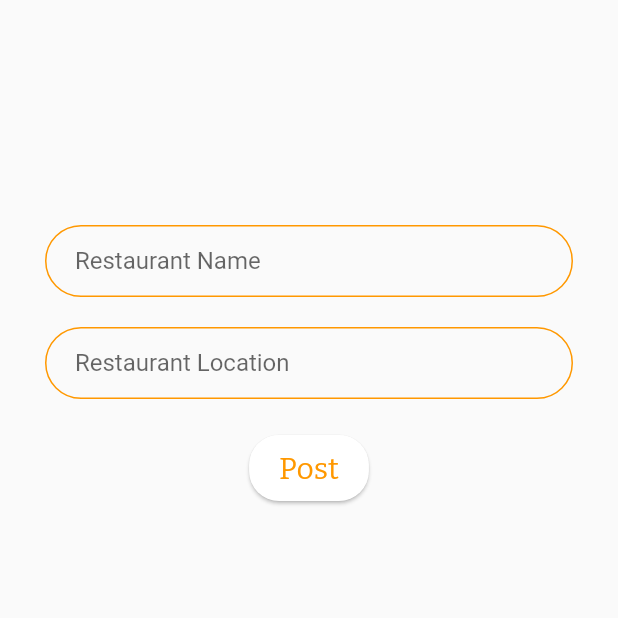
After one commit to Pratiksha2908/FoodRun, a Flutter app: the Home screen opened directly, after a tap on the "add" icon, on a phone screen of 412 x 824 dp, the top half of it. The commit adds this screen. Run offline on Flutter 3.47's test engine with Material 2 defaults, Android fonts, the phone set to English and light mode, and no system bars; our stand-ins replace auth_buttons, auto_size_text, cloud_firestore, firebase_auth, firebase_core, flutter_spinkit and 3 more; missing offline and left inert: apple_sign_in, international_phone_input; accounts and stored records are empty.

Commit message:
Profile done

```diff
--- a/lib/main.dart
+++ b/lib/main.dart
@@ -49,10 +49,10 @@ class _MyAppState extends State<MyApp> with WidgetsBindingObserver {
       db: FirebaseFirestore.instance,
       colors: colors,
       child: MaterialApp(
-        title: "Travel Budget App",
+        title: "FoodRun",
         theme: ThemeData(
             brightness: Brightness.light,
-            primarySwatch: Colors.blue,
+            primarySwatch: Colors.orange,
 
             textTheme: TextTheme(
                 bodyText2: GoogleFonts.bitter(fontSize: 14.0)
@@ -60,7 +60,7 @@ class _MyAppState extends State<MyApp> with WidgetsBindingObserver {
         ),
         darkTheme: ThemeData(
             brightness: Brightness.dark,
-            primarySwatch: Colors.blue,
+            primarySwatch: Colors.deepOrange,
 
             textTheme: TextTheme(
                 bodyText2: GoogleFonts.bitter(fontSize: 14.0)
--- a/lib/services/custom_colors.dart
+++ b/lib/services/custom_colors.dart
@@ -9,11 +9,11 @@ class CustomColors {
 
     if(brightness == Brightness.dark) {
       this.text1 = Color(0xff252223);
-      this.primary = Color(0xff3c7778);
+      this.primary = Colors.deepOrange;
 
     } else {
       this.text1 = Colors.white;
-      this.primary = Color(0xff57AEAF);
+      this.primary = Color(0xFFffa726);
     }
   }
 
--- a/lib/views/first_view.dart
+++ b/lib/views/first_view.dart
@@ -3,7 +3,7 @@ import 'package:auto_size_text/auto_size_text.dart';
 import 'package:food_run/widgets/custom_dialog.dart';
 
 class FirstView extends StatelessWidget {
-  final primaryColor = const Color(0xFF75A2EA);
+  final primaryColor = const Color(0xFFffa726);
 
   @override
   Widget build(BuildContext context) {
@@ -27,7 +27,7 @@ class FirstView extends StatelessWidget {
                 ),
                 SizedBox(height: _height * 0.10),
                 AutoSizeText(
-                  "Let’s start planning your next trip",
+                  "Let’s start...",
                   maxLines: 2,
                   textAlign: TextAlign.center,
                   style: TextStyle(
--- a/lib/views/navigation_view.dart
+++ b/lib/views/navigation_view.dart
@@ -1,5 +1,8 @@
 import 'package:flutter/material.dart';
+import 'visited_restaurant.dart';
+import 'activity_view.dart';
 import 'profile_view.dart';
+import 'package:food_run/widgets/provider_widget.dart';
 
 class Home extends StatefulWidget {
   @override
@@ -11,33 +14,51 @@ class Home extends StatefulWidget {
 class _HomeState extends State<Home> {
   int _currentIndex = 0;
   final List<Widget> _children = [
-    // HomeView(),
-    // PastTripsView(),
     ProfileView(),
+    ActivityView(),
   ];
 
   @override
   Widget build(BuildContext context) {
     return Scaffold(
       appBar: AppBar(
-        title: Center(child: Text("Food Run", style: TextStyle(color: Colors.black, fontWeight: FontWeight.bold),)),
+        actions: [
+          IconButton(onPressed: () {try {Provider.of(context).auth.signOut();} catch (e) {print(e);}},
+              alignment: Alignment.centerRight,
+              icon: Icon(Icons.exit_to_app, color: Color(0xFFffa726),)),
+        ],
+        title: Text("FoodRun", style: TextStyle(color: Color(0xFFffa726), fontWeight: FontWeight.bold),),
         backgroundColor: Colors.white,
       ),
+      floatingActionButtonLocation: FloatingActionButtonLocation.centerDocked,
+      floatingActionButton: FloatingActionButton(
+        backgroundColor: Color(0xFFffa726),
+        onPressed: () {
+          Navigator.push(context, MaterialPageRoute(builder: (context){ return VisitedRestaurant();}));
+        },
+        child: Icon(Icons.add, color: Colors.white, size: 40.0,),
+        elevation: 2.0,
+      ),
       body: _children[_currentIndex],
-      bottomNavigationBar: BottomNavigationBar(
+      bottomNavigationBar: BottomAppBar(
+        shape: CircularNotchedRectangle(),
+        notchMargin: 6.0,
+        clipBehavior: Clip.antiAlias,
+        child: BottomNavigationBar(
             onTap: onTabTapped,
             currentIndex: _currentIndex,
             items: [
               BottomNavigationBarItem(
-              icon: new Icon(Icons.account_circle),
+                icon: new Icon(Icons.person),
                 title: new Text("Profile"),
               ),
               BottomNavigationBarItem(
-              icon: new Icon(Icons.history),
-              title: new Text("History"),
+                icon: new Icon(Icons.format_list_bulleted),
+                title: new Text("Activity"),
               ),
             ]
         ),
+      )
     );
   }
 
--- a/lib/views/profile_view.dart
+++ b/lib/views/profile_view.dart
@@ -41,89 +41,80 @@ class _ProfileViewState extends State<ProfileView> {
 
     return Column(
       children: <Widget>[
+        Container(
+          color: Colors.white,
+          child: Row(
+            children: [
               Padding(
                 padding: const EdgeInsets.only(top: 10.0),
-          child: Provider.of(context).auth.getProfileImage(),
-        ),
-        Padding(
-          padding: const EdgeInsets.all(4.0),
                 child: Card(
-            elevation: 10.0,
-            margin: EdgeInsets.symmetric(vertical: 8.0, horizontal: 25.0),
-            child: ListTile(
-              leading: Icon(Icons.person, color: Colors.black,),
-              title: Text(
-                "${authData.displayName ?? 'Anonymous'}",
-                style: TextStyle(fontSize: 20),
+                  margin: EdgeInsets.all(10.0),
+                  child: Center(
+                    child: Icon(
+                        Icons.person,
+                        size: 80.0,
+                        color: Color(0xFFffa726),
                     ),
                   ),
                 ),
               ),
-        Padding(
-          padding: const EdgeInsets.all(4.0),
-          child: Card(
-            elevation: 10.0,
-            margin: EdgeInsets.symmetric(vertical: 8.0, horizontal: 25.0),
-            child: ListTile(
-              leading: Icon(Icons.email, color: Colors.black,),
-              title: Text(
-                "${authData.email ?? 'Anonymous'}",
-                style: TextStyle(fontSize: 20),
+              SizedBox(width: 10.0),
+              Column(
+                crossAxisAlignment: CrossAxisAlignment.start,
+                children: [
+                  Text("${authData.displayName ?? 'Anonymous'}",
+                    style: TextStyle(fontSize: 17, color: Colors.black, fontWeight: FontWeight.bold),
+                  ),
+                  Text("${authData.email ?? 'Anonymous'}",
+                    style: TextStyle(fontSize: 12, color: Colors.grey.shade500, fontWeight: FontWeight.bold),
+                  ),
+                  Text(
+                    "Joined on ${DateFormat('MM/dd/yyyy').format(authData.metadata.creationTime)}",
+                    style: TextStyle(fontSize: 12, color: Colors.grey.shade500, fontWeight: FontWeight.bold),
+                  ),
+                  // FutureBuilder(
+                  //     future: _getProfileData(),
+                  //     builder: (context, snapshot) {
+                  //       if (snapshot.connectionState == ConnectionState.done) {
+                  //         _userCountryController.text = user.homeCountry;
+                  //         _isAdmin = user.admin ?? false;
+                  //       }
+                  //       return Container(
+                  //         child: Column(
+                  //           children: <Widget>[
+                  //             Text("Location : ${_userCountryController.text}",
+                  //               style: TextStyle(fontSize: 12, color: Colors.grey.shade500, fontWeight: FontWeight.bold),
+                  //             ),
+                  //             adminFeature(),
+                  //           ],
+                  //         ),
+                  //       );
+                  //     }
+                  // ),
+                ],
+              ),
+              // SizedBox(width: 5.0,),
+              // Expanded(
+              //   child: FlatButton(
+              //     child: Icon(
+              //       Icons.edit, color: Color(0xFFffa726),
+              //     ),
+              //     onPressed: () {
+              //       _userEditBottomSheet(context);
+              //     },
+              //   ),
+              // )
+            ],
           ),
         ),
+        SizedBox(height: 15.0,),
+        Container(
+          child: Text("Your total rewards : 100 Rupees.",
+            style: TextStyle(fontSize: 15.0, color:
+            Colors.grey.shade700, fontWeight: FontWeight.bold),
           ),
         ),
-        Padding(
-          padding: const EdgeInsets.all(8.0),
-          child: Card(
-            elevation: 10.0,
-            margin: EdgeInsets.symmetric(vertical: 8.0, horizontal: 25.0),
-            child: ListTile(
-              leading: Icon(Icons.date_range, color: Colors.black,),
-              title: Text(
-                "Created on ${DateFormat('MM/dd/yyyy').format(authData.metadata.creationTime)}",
-                style: TextStyle(fontSize: 18),
-              ),
-            ),
-          ),
-        ),
-        FutureBuilder(
-          future: _getProfileData(),
-          builder: (context, snapshot) {
-            if (snapshot.connectionState == ConnectionState.done) {
-              _userCountryController.text = user.homeCountry;
-              _isAdmin = user.admin ?? false;
-            }
-            return Container(
-              child: Column(
-                children: <Widget>[
-                  Padding(
-                    padding: const EdgeInsets.all(8.0),
-                    child: Card(
-                      elevation: 10.0,
-                      margin: EdgeInsets.symmetric(vertical: 8.0, horizontal: 25.0),
-                      child: ListTile(
-                        leading: Icon(Icons.place, color: Colors.black,),
-                        title: Text(
-                          "Country : ${_userCountryController.text}",
-                          style: TextStyle(fontSize: 20),
-                        ),
-                      ),
-                    ),
-                  ),
-                  adminFeature(),
-                ],
-              ),
-            );
-          }
-        ),
         showSignOut(context, authData.isAnonymous),
-        RaisedButton(
-          child: Text("Edit User"),
-          onPressed: () {
-            _userEditBottomSheet(context);
-          },
-        )
       ],
     );
   }
@@ -148,18 +139,21 @@ class _ProfileViewState extends State<ProfileView> {
           Navigator.of(context).pushNamed('/convertUser');
         },
       );
-    } else {
-      return RaisedButton(
-        child: Text("Sign Out"),
-        onPressed: () {
-          try {
-            Provider.of(context).auth.signOut();
-          } catch (e) {
-            print(e);
+    }  else {
+      return SizedBox();
     }
-        },
-      );
-    }
+    // else {
+    //   return RaisedButton(
+    //     child: Text("Sign Out"),
+    //     onPressed: () {
+    //       try {
+    //         Provider.of(context).auth.signOut();
+    //       } catch (e) {
+    //         print(e);
+    //       }
+    //     },
+    //   );
+    // }
   }
 
   Widget adminFeature() {
@@ -186,7 +180,7 @@ class _ProfileViewState extends State<ProfileView> {
                     Spacer(),
                     IconButton(
                       icon: Icon(Icons.cancel),
-                      color: Colors.orange,
+                      color: Colors.orange.shade900,
                       iconSize: 25,
                       onPressed: () {
                         Navigator.of(context).pop();
@@ -202,7 +196,7 @@ class _ProfileViewState extends State<ProfileView> {
                         child: TextField(
                           controller: _userCountryController,
                           decoration: InputDecoration(
-                            helperText: "Home Country",
+                            helperText: "Location",
                           ),
                         ),
                       ),
--- a/lib/views/sign_up_view.dart
+++ b/lib/views/sign_up_view.dart
@@ -8,7 +8,7 @@ import 'package:auth_buttons/auth_buttons.dart';
 import 'package:international_phone_input/international_phone_input.dart';
 
 // TODO move this to tone location
-final primaryColor = const Color(0xFF75A2EA);
+final primaryColor = const Color(0xFFffa726);
 
 enum AuthFormType { signIn, signUp, reset, anonymous, convert, phone }
 
@@ -43,7 +43,7 @@ class _SignUpViewState extends State<SignUpView> {
   _SignUpViewState({this.authFormType});
 
   final formKey = GlobalKey<FormState>();
-  String _email, _password, _name, _warning, _phone;
+  String _email, _password, _name, _warning, _phone, _address;
 
   void switchFormState(String state) {
     formKey.currentState.reset();
@@ -84,7 +84,7 @@ class _SignUpViewState extends State<SignUpView> {
             Navigator.of(context).pushReplacementNamed('/home');
             break;
           case AuthFormType.signUp:
-            await auth.createUserWithEmailAndPassword(_email, _password, _name);
+            await auth.createUserWithEmailAndPassword(_email, _password, _name, _address);
             Navigator.of(context).pushReplacementNamed('/home');
             break;
           case AuthFormType.reset:
@@ -99,7 +99,7 @@ class _SignUpViewState extends State<SignUpView> {
             Navigator.of(context).pushReplacementNamed('/home');
             break;
           case AuthFormType.convert:
-            await auth.convertUserWithEmail(_email, _password, _name);
+            await auth.convertUserWithEmail(_email, _password, _name, _address);
             Navigator.of(context).pop();
             break;
           case AuthFormType.phone:
@@ -258,6 +258,18 @@ class _SignUpViewState extends State<SignUpView> {
       textFields.add(SizedBox(height: 20));
     }
 
+    // if ([AuthFormType.signUp, AuthFormType.convert].contains(authFormType)) {
+    //   textFields.add(
+    //     TextFormField(
+    //       validator: NameValidator.validate,
+    //       style: TextStyle(fontSize: 22.0),
+    //       decoration: buildSignUpInputDecoration("Location (City, State)"),
+    //       onSaved: (value) => _address = value,
+    //     ),
+    //   );
+    //   textFields.add(SizedBox(height: 20));
+    // }
+
     // add email & password
     if ([
       AuthFormType.signUp,
@@ -296,7 +308,7 @@ class _SignUpViewState extends State<SignUpView> {
             decoration: buildSignUpInputDecoration("Enter Phone Number"),
             onPhoneNumberChange: onPhoneNumberChange,
             initialPhoneNumber: _phone,
-            initialSelection: 'US',
+            initialSelection: 'INDIA',
             showCountryCodes: true),
       );
       textFields.add(SizedBox(height: 20));
--- /dev/null
+++ b/lib/views/visited_restaurant.dart
@@ -0,0 +1,66 @@
+import 'package:flutter/material.dart';
+
+const kTextFieldDecoration = InputDecoration(
+  hintText: 'Enter a value',
+  contentPadding: EdgeInsets.symmetric(vertical: 10.0, horizontal: 20.0),
+  border: OutlineInputBorder(
+    borderRadius: BorderRadius.all(Radius.circular(32.0)),
+  ),
+  enabledBorder: OutlineInputBorder(
+    borderSide: BorderSide(color: Colors.orange, width: 1.0),
+    borderRadius: BorderRadius.all(Radius.circular(32.0)),
+  ),
+  focusedBorder: OutlineInputBorder(
+    borderSide: BorderSide(color: Colors.orange, width: 2.0),
+    borderRadius: BorderRadius.all(Radius.circular(32.0)),
+  ),
+);
+
+class VisitedRestaurant extends StatefulWidget {
+  @override
+  _VisitedRestaurantState createState() => _VisitedRestaurantState();
+}
+
+class _VisitedRestaurantState extends State<VisitedRestaurant> {
+  @override
+  Widget build(BuildContext context) {
+    return Scaffold(
+      body: Container(
+        margin: EdgeInsets.symmetric(vertical: 150.0, horizontal: 30.0),
+        child: Column(
+          children: [
+            TextField(
+              decoration: kTextFieldDecoration.copyWith(
+                  hintText: 'Restaurant Name'
+              ),
+            ),
+            SizedBox(height: 20.0,),
+            TextField(
+              decoration: kTextFieldDecoration.copyWith(
+                hintText: 'Restaurant Location'
+              ),
+            ),
+            SizedBox(height: 20.0,),
+            FlatButton(
+              onPressed: null,
+              child: Card(
+                shape: RoundedRectangleBorder(
+                  borderRadius: BorderRadius.circular(20.0),
+                ),
+                child: Padding(
+                  padding: const EdgeInsets.symmetric(vertical: 10.0, horizontal: 20.0),
+                  child: Text('Post',
+                    style: TextStyle(
+                        color: Colors.orange,
+                        fontSize: 20.0,
+                    ),
+                  ),
+                ),
+              ),
+            )
+          ],
+        ),
+      ),
+    );
+  }
+}
--- a/lib/widgets/custom_dialog.dart
+++ b/lib/widgets/custom_dialog.dart
@@ -2,7 +2,7 @@ import 'package:flutter/material.dart';
 import 'package:auto_size_text/auto_size_text.dart';
 
 class CustomDialog extends StatelessWidget {
-  final primaryColor = const Color(0xFF75A2EA);
+  final primaryColor = const Color(0xFFffa726);
   final grayColor = const Color(0xFF939393);
 
   final String title,
--- a/pubspec.yaml
+++ b/pubspec.yaml
@@ -32,7 +32,10 @@ dependencies:
   date_range_picker: ^1.0.6
   auto_size_text: ^2.1.0
   auth_buttons: ^0.0.4
-
+  image_picker: ^0.6.7+14
+  image_cropper: ^1.3.1
+  path_provider: ^1.6.24
+  provider: ^4.3.2+2
 
 dev_dependencies:
   flutter_test:
```
Also changed, not shown: lib/services/auth_service.dart (+6 -11 lines), lib/views/activity_view.dart (added, +15 -0 lines), pubspec.lock. Lines whose indentation alone changed are shown as unchanged.
